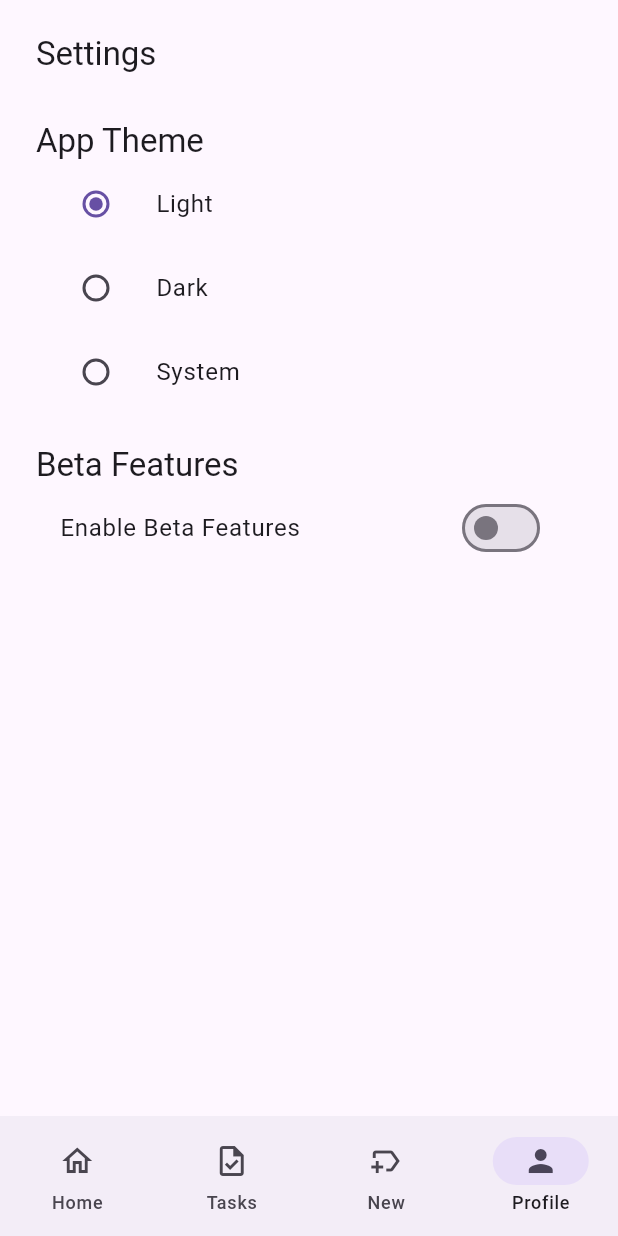
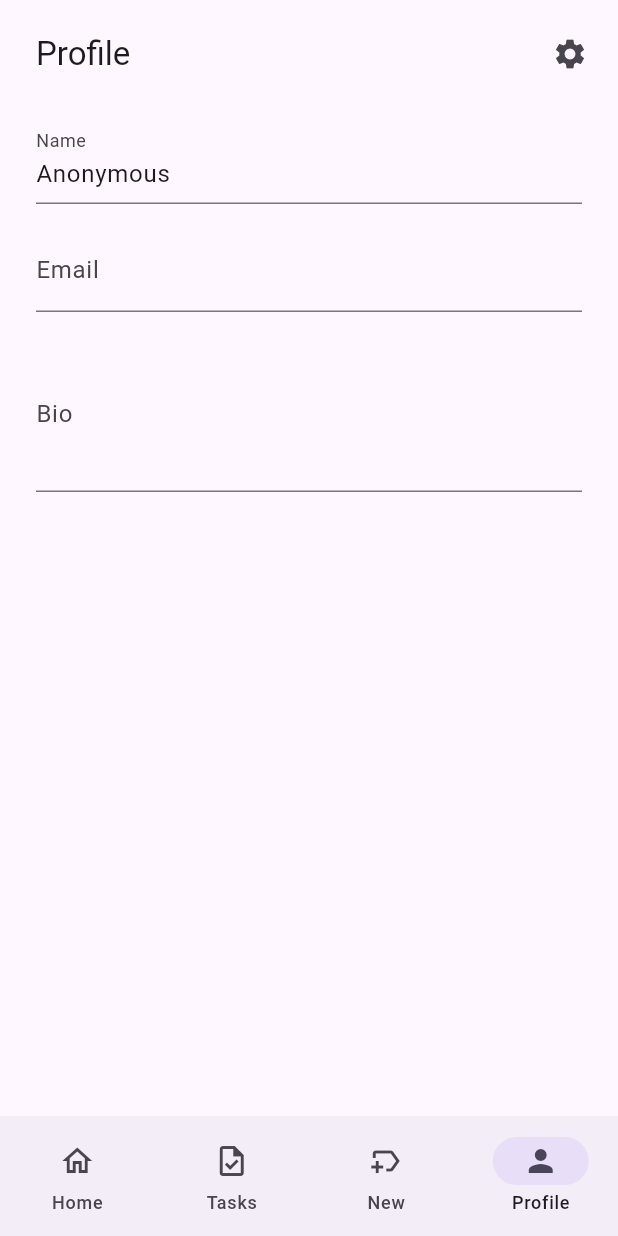
Before and after one commit to abianche/firstday, a Flutter app: the screen it shows after launch, item 4 of the bottom bar chosen, on a phone screen of 412 x 824 dp. Run offline on Flutter 3.47's test engine with Material 3 defaults, Android fonts, the phone set to English and light mode, and no system bars; our stand-ins replace equatable, flutter_bloc, hydrated_bloc, logger, package_info_plus; missing offline and left inert: flutter_quill; project files that could hold a hidden picture were left out.

Commit message:
feat: add ProfileBloc and ProfilePage for user profile management

```diff
--- a/lib/app.dart
+++ b/lib/app.dart
@@ -1,5 +1,6 @@
 import 'package:firstday/navigation/bloc/navigation_bloc.dart';
 import 'package:firstday/drawer.dart';
+import 'package:firstday/profile/bloc/profile_bloc.dart';
 import 'package:firstday/settings/bloc/settings_bloc.dart';
 import 'package:flutter/material.dart';
 import 'package:flutter_bloc/flutter_bloc.dart';
@@ -12,6 +13,7 @@ class App extends StatelessWidget {
     return MultiBlocProvider(
       providers: [
         BlocProvider(create: (_) => NavigationBloc()),
+        BlocProvider(create: (_) => ProfileBloc()),
         BlocProvider(create: (_) => SettingsBloc()),
       ],
       child: MaterialApp(
--- a/lib/drawer.dart
+++ b/lib/drawer.dart
@@ -1,6 +1,6 @@
 import 'package:firstday/navigation/bloc/navigation_bloc.dart';
+import 'package:firstday/profile/profile_page.dart';
 import 'package:firstday/quill_showcase.dart';
-import 'package:firstday/settings/settings_page.dart';
 import 'package:flutter/material.dart';
 import 'package:flutter_bloc/flutter_bloc.dart';
 import 'package:package_info_plus/package_info_plus.dart';
@@ -40,7 +40,7 @@ const List<Widget> screens = <Widget>[
   Text('Home'),
   Text('Tasks'),
   QuillShowcase(),
-  SettingsPage(),
+  ProfilePage(),
 ];
 
 class Navigation extends StatefulWidget {
--- /dev/null
+++ b/lib/models/profile_model.dart
@@ -0,0 +1,44 @@
+import 'package:equatable/equatable.dart';
+
+class ProfileModel extends Equatable {
+  final String name;
+  final String email;
+  final String bio;
+
+  const ProfileModel({
+    required this.name,
+    required this.email,
+    this.bio = '',
+  });
+
+  ProfileModel copyWith({
+    String? name,
+    String? email,
+    String? bio,
+  }) {
+    return ProfileModel(
+      name: name ?? this.name,
+      email: email ?? this.email,
+      bio: bio ?? this.bio,
+    );
+  }
+
+  @override
+  List<Object?> get props => [name, email, bio];
+
+  factory ProfileModel.fromJson(Map<String, dynamic> json) {
+    return ProfileModel(
+      name: json['name'] as String,
+      email: json['email'] as String,
+      bio: json['bio'] as String? ?? '',
+    );
+  }
+
+  Map<String, dynamic> toJson() {
+    return {
+      'name': name,
+      'email': email,
+      'bio': bio,
+    };
+  }
+}
--- /dev/null
+++ b/lib/profile/bloc/profile_bloc.dart
@@ -0,0 +1,31 @@
+import 'package:flutter_bloc/flutter_bloc.dart';
+import 'package:equatable/equatable.dart';
+import 'package:firstday/models/profile_model.dart';
+
+part 'profile_event.dart';
+part 'profile_state.dart';
+
+class ProfileBloc extends Bloc<ProfileEvent, ProfileState> {
+  ProfileBloc()
+      : super(
+          ProfileState(
+            const ProfileModel(
+              name: 'Anonymous',
+              email: '',
+              bio: '',
+            ),
+          ),
+        ) {
+    on<UpdateProfile>((event, emit) {
+      emit(
+        ProfileState(
+          state.profile.copyWith(
+            name: event.name,
+            email: event.email,
+            bio: event.bio,
+          ),
+        ),
+      );
+    });
+  }
+}
--- /dev/null
+++ b/lib/profile/bloc/profile_event.dart
@@ -0,0 +1,19 @@
+part of 'profile_bloc.dart';
+
+sealed class ProfileEvent extends Equatable {
+  const ProfileEvent();
+
+  @override
+  List<Object?> get props => [];
+}
+
+class UpdateProfile extends ProfileEvent {
+  final String? name;
+  final String? email;
+  final String? bio;
+
+  const UpdateProfile({this.name, this.email, this.bio});
+
+  @override
+  List<Object?> get props => [name, email, bio];
+}
--- /dev/null
+++ b/lib/profile/bloc/profile_state.dart
@@ -0,0 +1,10 @@
+part of 'profile_bloc.dart';
+
+class ProfileState extends Equatable {
+  final ProfileModel profile;
+
+  const ProfileState(this.profile);
+
+  @override
+  List<Object> get props => [profile];
+}
--- /dev/null
+++ b/lib/profile/profile_page.dart
@@ -0,0 +1,28 @@
+import 'package:firstday/profile/views/profile_view.dart';
+import 'package:firstday/settings/settings_page.dart';
+import 'package:flutter/material.dart';
+
+class ProfilePage extends StatelessWidget {
+  const ProfilePage({super.key});
+
+  @override
+  Widget build(BuildContext context) {
+    return Scaffold(
+      appBar: AppBar(
+        title: const Text('Profile'),
+        actions: [
+          IconButton(
+            icon: const Icon(Icons.settings),
+            tooltip: 'Settings',
+            onPressed: () {
+              Navigator.of(context).push(
+                MaterialPageRoute(builder: (context) => const SettingsPage()),
+              );
+            },
+          ),
+        ],
+      ),
+      body: const ProfileView(),
+    );
+  }
+}
--- /dev/null
+++ b/lib/profile/views/profile_view.dart
@@ -0,0 +1,49 @@
+import 'package:firstday/profile/bloc/profile_bloc.dart';
+import 'package:flutter/material.dart';
+import 'package:flutter_bloc/flutter_bloc.dart';
+
+class ProfileView extends StatelessWidget {
+  const ProfileView({super.key});
+
+  @override
+  Widget build(BuildContext context) {
+    return BlocBuilder<ProfileBloc, ProfileState>(
+      builder: (context, state) {
+        final profile = state.profile;
+
+        return Padding(
+          padding: const EdgeInsets.all(16.0),
+          child: Column(
+            crossAxisAlignment: CrossAxisAlignment.start,
+            children: [
+              TextFormField(
+                initialValue: profile.name,
+                decoration: const InputDecoration(labelText: 'Name'),
+                onChanged: (value) {
+                  context.read<ProfileBloc>().add(UpdateProfile(name: value));
+                },
+              ),
+              const SizedBox(height: 16),
+              TextFormField(
+                initialValue: profile.email,
+                decoration: const InputDecoration(labelText: 'Email'),
+                onChanged: (value) {
+                  context.read<ProfileBloc>().add(UpdateProfile(email: value));
+                },
+              ),
+              const SizedBox(height: 16),
+              TextFormField(
+                initialValue: profile.bio,
+                decoration: const InputDecoration(labelText: 'Bio'),
+                onChanged: (value) {
+                  context.read<ProfileBloc>().add(UpdateProfile(bio: value));
+                },
+                maxLines: 3,
+              ),
+            ],
+          ),
+        );
+      },
+    );
+  }
+}
```
